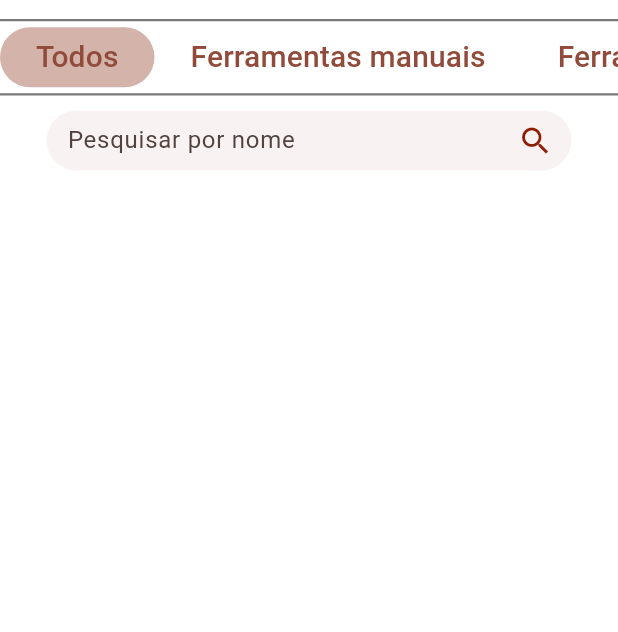
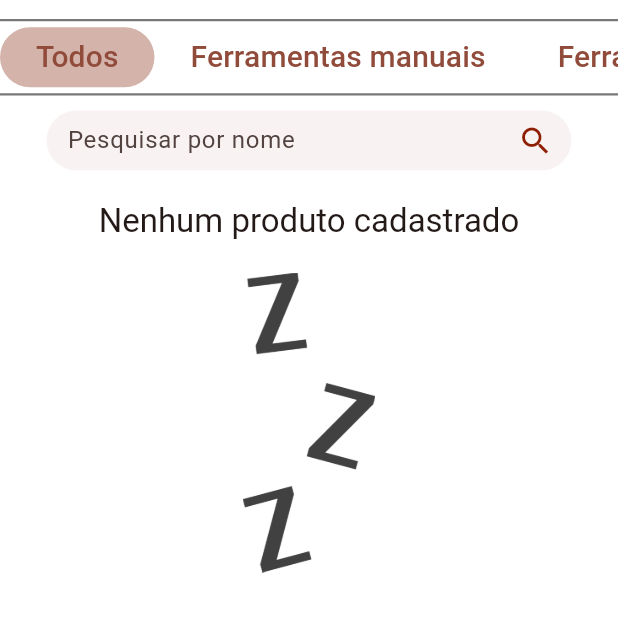
Before and after one commit to andree-felipe/projeto_final_asimov, a Flutter app: the ReaderProducts screen opened directly, on a phone screen of 412 x 824 dp, the part 65-697 px from its top. Run offline on Flutter 3.47's test engine with Material 3 defaults, Android fonts, the phone set to English and light mode, and no system bars; our stand-ins replace cloud_firestore, firebase_auth, firebase_core, firebase_storage, flutter_svg, image_picker and 1 more; missing offline and left inert: custom_check_box; accounts and stored records are empty.

Commit message:
Finalização das páginas de produtos para estoquista e leitor

```diff
--- a/lib/components/new_product_form.dart
+++ b/lib/components/new_product_form.dart
@@ -57,7 +57,7 @@ class _NewProductFormState extends State<NewProductForm> {
       return _showError('Imagem não selecionada');
     }
 
-    _alreadyRegisteredVerification(_newProductFormData.name, _newProductFormData.brand);
+    await _alreadyRegisteredVerification(_newProductFormData.name, _newProductFormData.brand);
     if(_returnValue) {
       return _showError('Esse produto, dessa marca, já está cadastrado');
     }
@@ -72,6 +72,8 @@ class _NewProductFormState extends State<NewProductForm> {
       _newProductFormData.description,
       _newProductFormData.editedBy,
     );
+
+    Navigator.of(context).pop();
   }
 
   @override
@@ -277,9 +279,7 @@ class _NewProductFormState extends State<NewProductForm> {
                 child: ElevatedButton(
                   onPressed: () async {
                     _newProductFormData.editedBy = _currentUser!.email;
-
                     await _submitForm();
-                    Navigator.of(context).pop();
                   },
                   style: ButtonStyle(
                     elevation: WidgetStatePropertyAll<double>(5),
--- a/lib/components/products/products_list.dart
+++ b/lib/components/products/products_list.dart
@@ -1,10 +1,62 @@
+// ignore_for_file: prefer_const_constructors, sized_box_for_whitespace
+
 import 'package:flutter/material.dart';
+import 'package:projeto_final_asimov/components/products/product_card.dart';
+
+import '../../core/models/product.dart';
+import '../../core/services/products_services/product_service.dart';
 
 class ProductsList extends StatelessWidget {
-  const ProductsList({super.key});
+  final String userType;
+
+  const ProductsList({
+    super.key,
+    required this.userType,
+  });
 
   @override
   Widget build(BuildContext context) {
-    return const Placeholder();
+    return StreamBuilder<List<Product>>(
+      stream: ProductService().productStream(),
+      builder: (ctx, snapshot) {
+        if(snapshot.connectionState == ConnectionState.waiting) {
+          return Center(child: CircularProgressIndicator());
+        } else if(!snapshot.hasData || snapshot.data!.isEmpty) {
+          return Center(
+            child: Column(
+              children: [
+                SizedBox(height: 20),
+                Text(
+                  'Nenhum produto cadastrado',
+                  style: Theme.of(context).textTheme.titleLarge,
+                ),
+                SizedBox(height: 20),
+                Container(
+                  height: 200,
+                  child: Image.asset(
+                    'assets/images/waiting.png',
+                    fit: BoxFit.cover,
+                  ),
+                ),
+              ],
+            ),
+          );
+        } else {
+          final products = snapshot.data!;
+          return ListView.separated(
+            padding: EdgeInsets.all(3),
+            itemCount: products.length,
+            itemBuilder: (ctx, i) => ProductCard(
+              key: ValueKey(products[i].id),
+              product: products[i],
+              type: userType,
+            ),
+            separatorBuilder: (ctx, i) {
+              return SizedBox(height: 0.5);
+            },
+          );
+        }
+      },
+    );
   }
 }
--- a/lib/pages/home_options/products/reader_products.dart
+++ b/lib/pages/home_options/products/reader_products.dart
@@ -2,6 +2,8 @@
 
 import 'package:flutter/material.dart';
 import 'package:projeto_final_asimov/components/filters/filters_menu.dart';
+
+import '../../../components/products/products_list.dart';
 
 class ReaderProducts extends StatefulWidget {
   const ReaderProducts({super.key});
@@ -86,7 +88,15 @@ class _ReaderProductsState extends State<ReaderProducts> {
             ),
           ),
           // Lista de produtos (baseado no filtro)
-          // ProductsList(),
+          Scrollbar(
+            thumbVisibility: true,
+            child: SingleChildScrollView(
+              child: Container(
+                height: 576,
+                child: ProductsList(userType: 'leitor'),
+              ),
+            ),
+          ),
         ],
       ),
     );
--- a/pubspec.yaml
+++ b/pubspec.yaml
@@ -43,6 +43,7 @@ dependencies:
   image_picker: ^1.1.2
   custom_check_box: ^0.0.4
   material_design_icons_flutter: ^7.0.7296
+  intl: ^0.19.0
 
 dev_dependencies:
   flutter_test:
@@ -71,6 +72,7 @@ flutter:
     - assets/images/logo_auth_page.svg
     - assets/images/main_logo.svg
     - assets/images/white_main_logo.svg
+    - assets/images/waiting.png
 
   # An image asset can refer to one or more resolution-specific "variants", see
   # https://flutter.dev/assets-and-images/#resolution-aware
```
Also changed, not shown: lib/components/products/product_card.dart (+78 -26 lines), lib/pages/home_options/products/stockist_products.dart (+19 -13 lines), assets/images/waiting.png (added), pubspec.lock.
